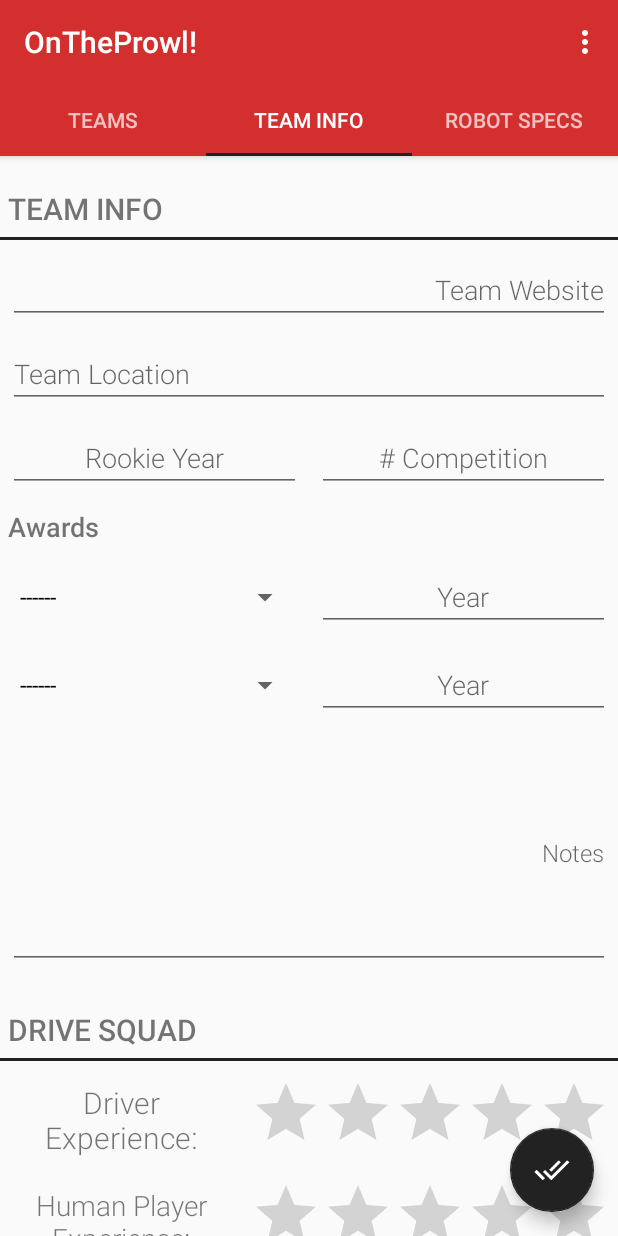
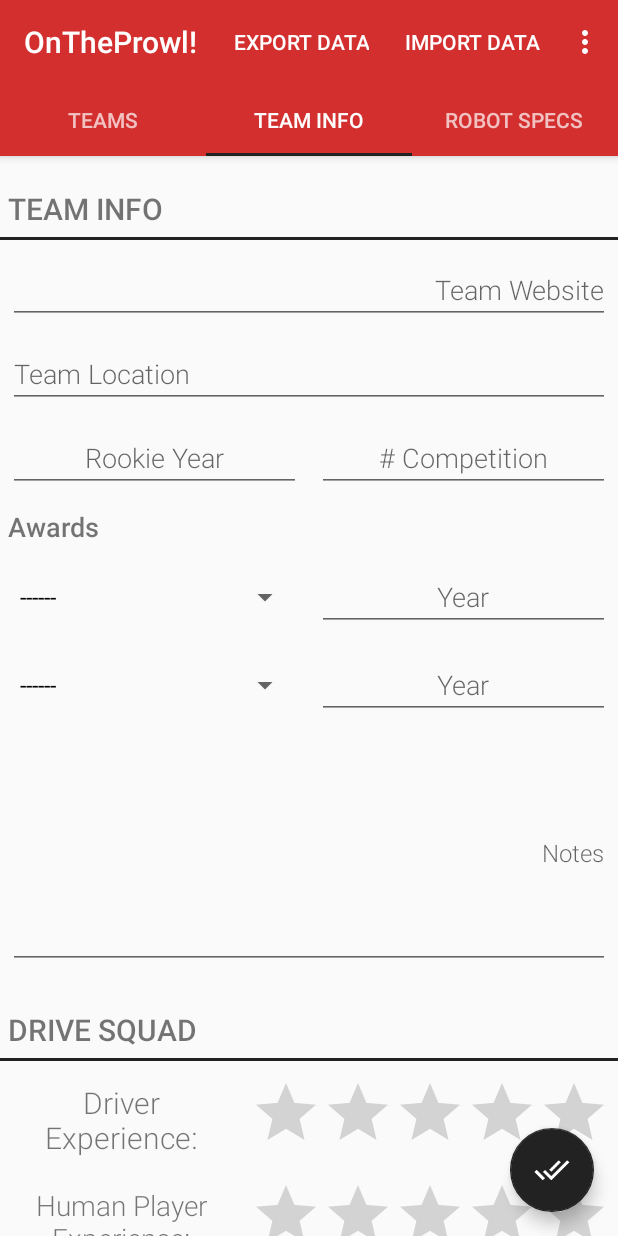
Before and after one commit to hybrezz54/OnTheProwl-Android, an Android app: the screen it shows after launch (MainActivity), tab 2 chosen, on a phone screen of 412 x 824 dp. Run offline under Robolectric (Android 15) with nearby library versions, the light colour scheme and no system bars; libraries missing offline, so code that uses them is left out: com.github.paolorotolo.appintro.

Commit message:
V2.1 - Prep for Export/Import Feature

```diff
--- a/app/build.gradle
+++ b/app/build.gradle
@@ -30,4 +30,5 @@
     compile 'com.squareup.retrofit2:converter-gson:2.0.0-beta4'
     compile 'com.github.paolorotolo:appintro:3.4.0'
     compile 'com.android.support:support-v4:23.3.0'
+    compile 'com.fasterxml.jackson.dataformat:jackson-dataformat-csv:2.7.3'
 }
--- a/app/src/main/res/menu/menu_main.xml
+++ b/app/src/main/res/menu/menu_main.xml
@@ -2,6 +2,19 @@
     xmlns:app="http://schemas.android.com/apk/res-auto"
     xmlns:tools="http://schemas.android.com/tools"
     tools:context=".view.activity.MainActivity">
+
+
+    <item
+        android:id="@+id/action_export"
+        android:orderInCategory="1"
+        android:title="@string/action_export"
+        app:showAsAction="ifRoom" />
+
+    <item
+        android:id="@+id/action_import"
+        android:orderInCategory="1"
+        android:title="@string/action_import"
+        app:showAsAction="ifRoom" />
 
     <item
         android:id="@+id/action_settings"
--- a/app/src/main/res/values/strings.xml
+++ b/app/src/main/res/values/strings.xml
@@ -48,4 +48,6 @@
 
     <!-- TODO: Remove or change this placeholder text -->
     <string name="hello_blank_fragment">Hello blank fragment</string>
+    <string name="action_export">Export Data</string>
+    <string name="action_import">Import Data</string>
 </resources>
```
Also changed, not shown: 1 other file.
